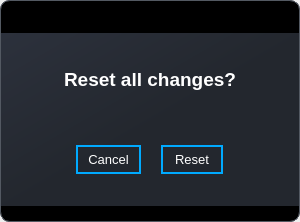
Old version of the form ui/dialogs/reset_heroes.ui in the repository elian-olbz/mlbb-drafting-and-simulation-tools.
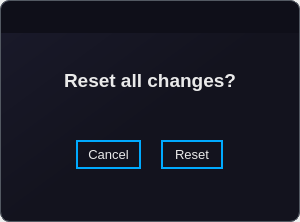
New version of the form. Icons and pictures are not drawn.

Commit message: Polished quick draft UI. Changed major colors for pages/dialogs, other minor changes on pages widgets.

```diff
--- a/ui/dialogs/reset_heroes.ui
+++ b/ui/dialogs/reset_heroes.ui
@@ -37,8 +37,7 @@
    <item>
     <widget class="QFrame" name="drop_shadow">
      <property name="styleSheet">
-      <string notr="true">background-color: qlineargradient(spread: pad, x1: 0, y1: 0, x2: 1, y2: 1, stop: 0 rgba(0, 0, 0, 1), stop: 0.521368 rgba(0, 0, 0, 1));
-</string>
+      <string notr="true">background-color: qlineargradient(spread:pad, x1:0, y1:0, x2:1, y2:1, stop:0 rgba(26, 26, 43, 255), stop:0.521368 rgba(19, 19, 30, 255));</string>
      </property>
      <property name="frameShape">
       <enum>QFrame::StyledPanel</enum>
@@ -104,6 +103,11 @@
              <height>40</height>
             </size>
            </property>
+           <property name="styleSheet">
+            <string notr="true">background-color: #0f0f19;
+border-bottom-right-radius: 0px;
+border-bottom-left-radius: 0px;</string>
+           </property>
            <property name="frameShape">
             <enum>QFrame::StyledPanel</enum>
            </property>
@@ -171,10 +175,7 @@
             </sizepolicy>
            </property>
            <property name="styleSheet">
-            <string notr="true">QFrame #frame{
-background-color: qlineargradient(spread:pad, x1:0, y1:0, x2:1, y2:1, stop:0 rgba(44, 49, 60, 255), stop:0.521368 rgba(35, 39, 46, 255));
-border-radius: 0px;
-}</string>
+            <string notr="true"/>
            </property>
            <property name="frameShape">
             <enum>QFrame::StyledPanel</enum>
@@ -183,13 +184,19 @@
             <enum>QFrame::Raised</enum>
            </property>
            <layout class="QVBoxLayout" name="verticalLayout_7">
+            <property name="topMargin">
+             <number>10</number>
+            </property>
             <item>
              <widget class="QWidget" name="widget_2" native="true">
               <layout class="QVBoxLayout" name="verticalLayout_5">
+               <property name="topMargin">
+                <number>10</number>
+               </property>
                <item alignment="Qt::AlignHCenter">
                 <widget class="QLabel" name="label">
                  <property name="text">
-                  <string>&lt;html&gt;&lt;head/&gt;&lt;body&gt;&lt;p&gt;&lt;span style=&quot; font-size:14pt; font-weight:700;&quot;&gt;Reset all changes?&lt;/span&gt;&lt;/p&gt;&lt;/body&gt;&lt;/html&gt;</string>
+                  <string>&lt;html&gt;&lt;head/&gt;&lt;body&gt;&lt;p&gt;&lt;span style=&quot; font-size:14pt; font-weight:700; color:#eaeaea;&quot;&gt;Reset all changes?&lt;/span&gt;&lt;/p&gt;&lt;/body&gt;&lt;/html&gt;</string>
                  </property>
                 </widget>
                </item>
@@ -221,7 +228,7 @@
                 <number>0</number>
                </property>
                <property name="bottomMargin">
-                <number>0</number>
+                <number>10</number>
                </property>
                <item alignment="Qt::AlignHCenter">
                 <widget class="QFrame" name="button_frame">
@@ -229,6 +236,7 @@
                   <string notr="true">QPushButton{
 text-align:center;
 border-radius: 0px;
+color: #eaeaea;
 }
 
 QPushButton:hover {
@@ -236,7 +244,6 @@
 }
 
 QPushButton:pressed {	
-   
 	background-color: rgb(71, 77, 96);
     color: rgb(255, 255, 255);
 }</string>
```
The commit also changes 15 other files.
